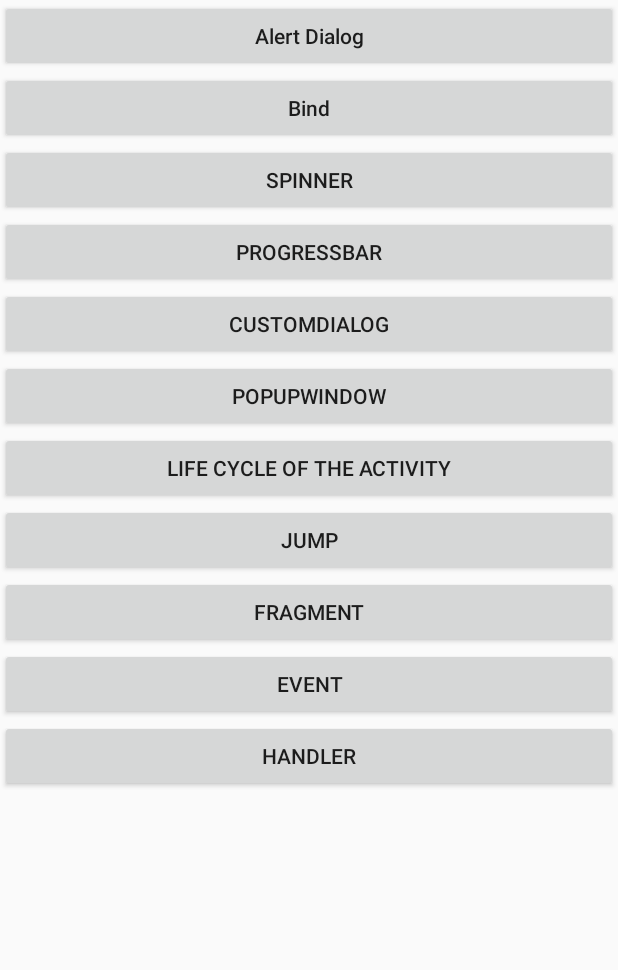
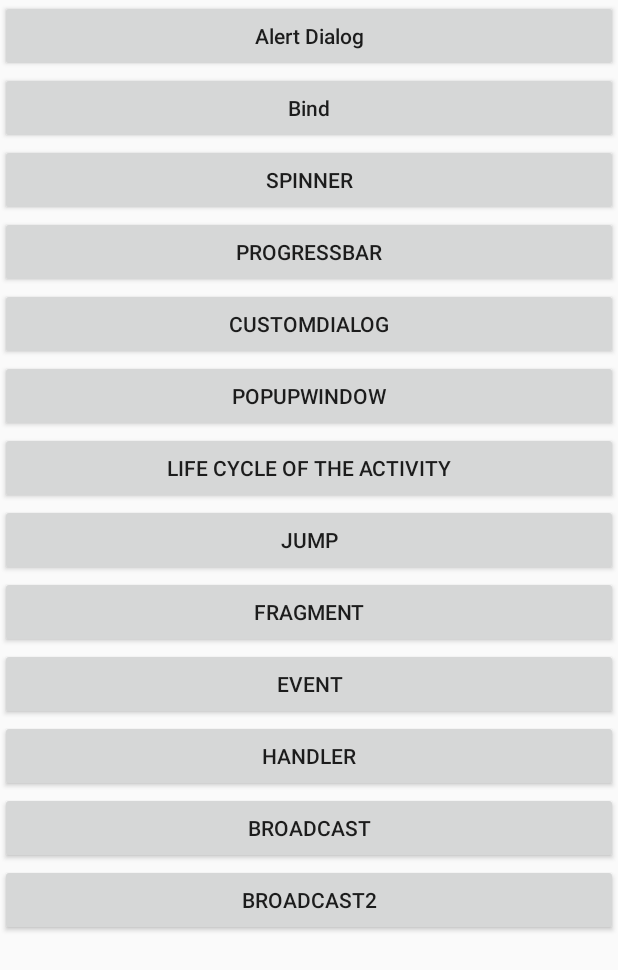
Before and after one commit to ajiaihuiaaa/HelloWord, an Android app: the ControlActivity screen opened directly, with no data from a screen before it, on a phone screen of 412 x 824 dp. Shown: the top 970 px of the screen. Run offline under Robolectric (Android 15) with nearby library versions, the phone set to English and light mode, and no system bars.

Commit message:
学习了广播

```diff
--- a/app/src/main/AndroidManifest.xml
+++ b/app/src/main/AndroidManifest.xml
@@ -13,7 +13,10 @@
         android:supportsRtl="true"
         android:theme="@style/Theme.HelloWord">
         <activity
-            android:name=".broadcast.broadActivity2"
+            android:name=".ObjectAnimationMainActivity"
+            android:exported="false" />
+        <activity
+            android:name=".broadcast.BroadActivity2"
             android:exported="false" />
         <activity
             android:name=".broadcast.BroadActivity"
--- a/app/src/main/java/com/example/helloword/ControlActivity.java
+++ b/app/src/main/java/com/example/helloword/ControlActivity.java
@@ -8,6 +8,8 @@ import android.os.Bundle;
 import android.view.View;
 import android.widget.Button;
 
+import com.example.helloword.broadcast.BroadActivity;
+import com.example.helloword.broadcast.BroadActivity2;
 import com.example.helloword.jump.AActivity;
 import com.example.helloword.fragment.*;
 
@@ -23,6 +25,8 @@ public class ControlActivity extends AppCompatActivity {
     private Button mBtnFragment;
     private Button mBtnEvent;
     private Button mBtnHandler;
+    private Button mBtnBroad;
+    private Button mBtnBroad2;
 
     @Override
     protected void onCreate(Bundle savedInstanceState) {
@@ -125,5 +129,23 @@ public class ControlActivity extends AppCompatActivity {
                 startActivity(intent);
             }
         });
+
+        mBtnBroad = (Button) findViewById(R.id.btn_broadcast);
+        mBtnBroad.setOnClickListener(new View.OnClickListener() {
+            @Override
+            public void onClick(View v) {
+                Intent intent = new Intent(ControlActivity.this, BroadActivity.class);
+                startActivity(intent);
+            }
+        });
+
+        mBtnBroad2 = (Button) findViewById(R.id.btn_broadcast2);
+        mBtnBroad2.setOnClickListener(new View.OnClickListener() {
+            @Override
+            public void onClick(View v) {
+                Intent intent = new Intent(ControlActivity.this, BroadActivity2.class);
+                startActivity(intent);
+            }
+        });
     }
 }
--- a/app/src/main/java/com/example/helloword/broadcast/broadActivity2.java
+++ b/app/src/main/java/com/example/helloword/ObjectAnimationMainActivity.java
@@ -1,14 +1,14 @@
-package com.example.helloword.broadcast;
+package com.example.helloword;
 
 import androidx.appcompat.app.AppCompatActivity;
 
 import android.os.Bundle;
 
-public class broadActivity2 extends AppCompatActivity {
+public class ObjectAnimationMainActivity extends AppCompatActivity {
 
     @Override
     protected void onCreate(Bundle savedInstanceState) {
         super.onCreate(savedInstanceState);
-        setContentView(R.layout.activity_broad2);
+        setContentView(R.layout.activity_object_animation_main);
     }
 }
--- a/app/src/main/res/layout/activity_control.xml
+++ b/app/src/main/res/layout/activity_control.xml
@@ -75,5 +75,17 @@
         android:layout_height="wrap_content"
         android:text="handler"/>
 
+    <Button
+        android:id="@+id/btn_broadcast"
+        android:layout_width="match_parent"
+        android:layout_height="wrap_content"
+        android:text="broadcast"/>
+
+    <Button
+        android:id="@+id/btn_broadcast2"
+        android:layout_width="match_parent"
+        android:layout_height="wrap_content"
+        android:text="broadcast2"/>
+
 
 </LinearLayout>
```
Also changed, not shown: app/src/main/java/com/example/helloword/broadcast/BroadActivity.java (+44 -0 lines), app/src/main/java/com/example/helloword/broadcast/BroadActivity2.java (added, +31 -0 lines), app/src/main/res/layout/activity_broad.xml (+19 -3 lines), app/src/main/res/layout/activity_broad2.xml (+9 -3 lines), app/src/main/res/layout/activity_object_animation_main.xml (added, +9 -0 lines).
